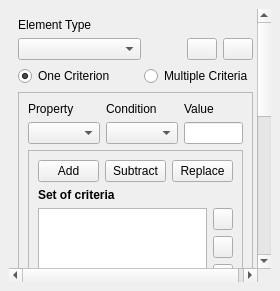
This is ui/queries/qgisred_queriesbyproperties_dock.ui in qgisred/QGISRed as Qt 5 draws it before an edit. The edited form follows.
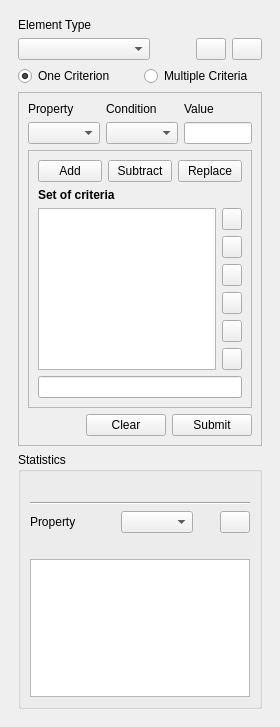
This is the edited form. Custom widgets are drawn as their Qt base class.

Commit message: Queries by Prop: Add units label to statistics property combobox

```diff
--- a/ui/queries/qgisred_queriesbyproperties_dock.ui
+++ b/ui/queries/qgisred_queriesbyproperties_dock.ui
@@ -7,7 +7,7 @@
     <x>0</x>
     <y>0</y>
     <width>280</width>
-    <height>291</height>
+    <height>727</height>
    </rect>
   </property>
   <property name="sizePolicy">
@@ -40,8 +40,8 @@
         <rect>
          <x>0</x>
          <y>0</y>
-         <width>251</width>
-         <height>675</height>
+         <width>262</width>
+         <height>687</height>
         </rect>
        </property>
        <layout class="QVBoxLayout" name="verticalLayout">
@@ -485,6 +485,19 @@
                    </property>
                   </widget>
                  </item>
+                 <item>
+                  <spacer name="horizontalSpacer_4">
+                   <property name="orientation">
+                    <enum>Qt::Horizontal</enum>
+                   </property>
+                   <property name="sizeHint" stdset="0">
+                    <size>
+                     <width>40</width>
+                     <height>20</height>
+                    </size>
+                   </property>
+                  </spacer>
+                 </item>
                  <item>
                   <widget class="QComboBox" name="cbStatisticsFor">
                    <property name="enabled">
@@ -492,6 +505,19 @@
                    </property>
                   </widget>
                  </item>
+                 <item>
+                  <widget class="QLabel" name="labelStatisticsUnit">
+                   <property name="minimumSize">
+                    <size>
+                     <width>15</width>
+                     <height>0</height>
+                    </size>
+                   </property>
+                   <property name="text">
+                    <string/>
+                   </property>
+                  </widget>
+                 </item>
                  <item>
                   <widget class="QPushButton" name="btExcel">
                    <property name="maximumSize">
```
The commit also changes 1 other file.
